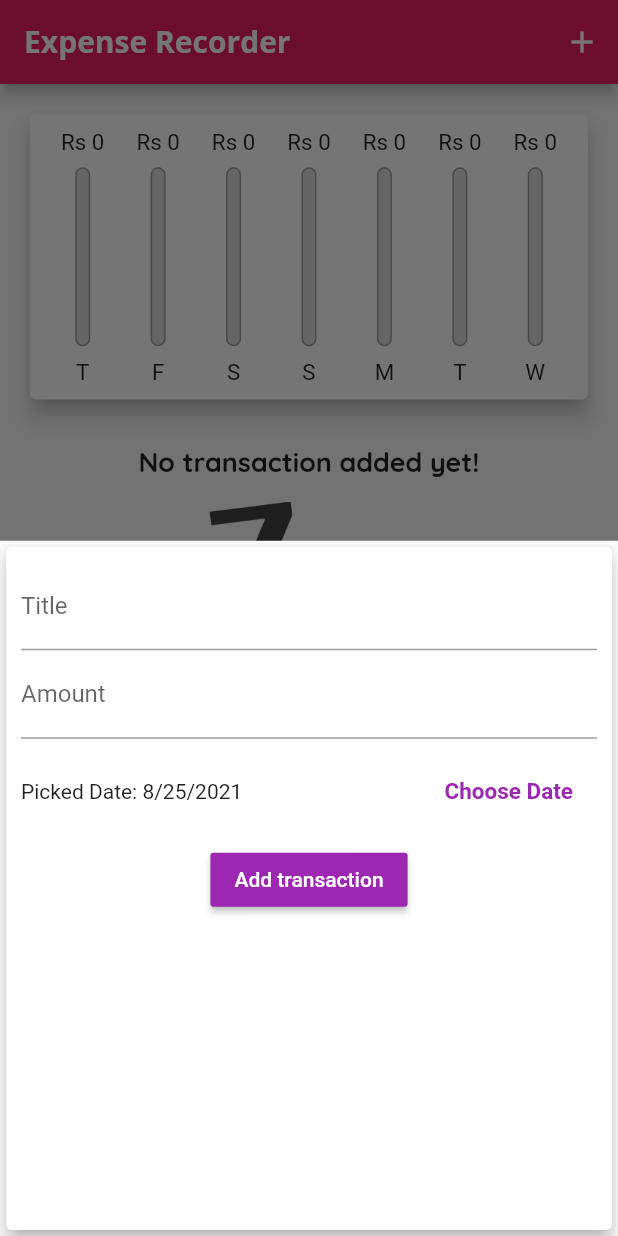
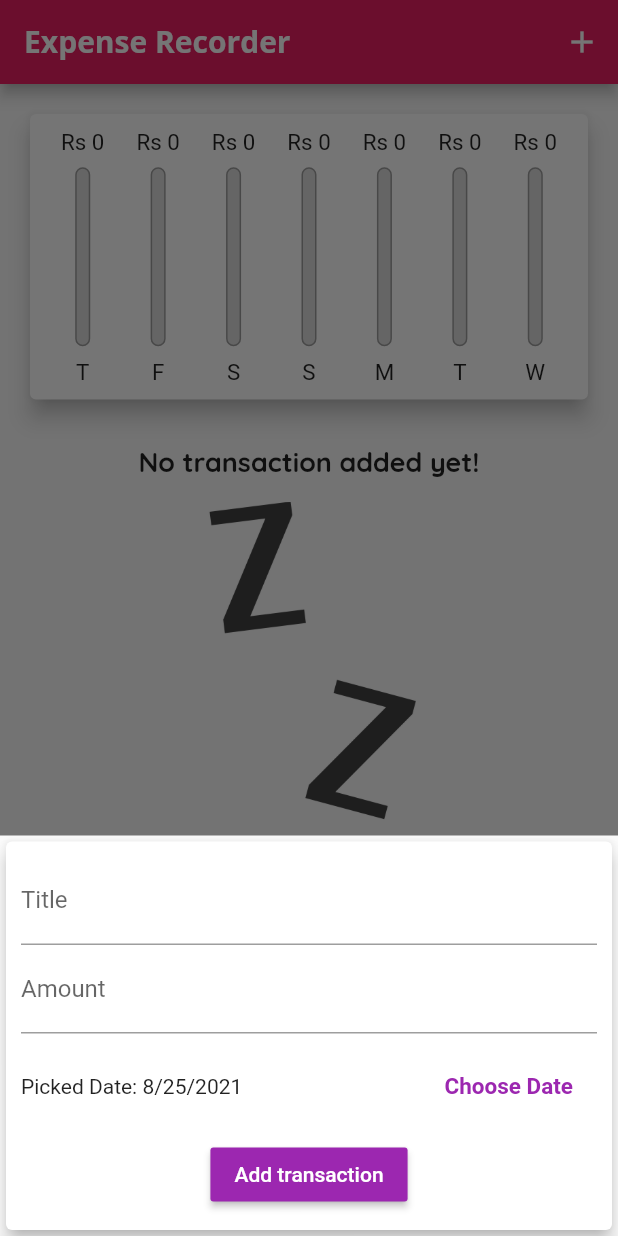
Before and after one commit to Miroj-Chamling/Expense_recorder, a Flutter app: the screen it shows after launch, after a tap on the "add" icon, on a phone screen of 412 x 824 dp. Run offline on Flutter 3.47's test engine with Material 2 defaults, Android fonts, the phone set to English and light mode, and no system bars.

Commit message:
responsive changes

```diff
--- a/lib/widgets/new_transaction.dart
+++ b/lib/widgets/new_transaction.dart
@@ -48,8 +48,14 @@ class _NewTransactionState extends State<NewTransaction> {
   @override
   Widget build(BuildContext context) {
     return Card(
+      child: SingleChildScrollView(
         child: Container(
-        padding: EdgeInsets.all(10),
+          padding: EdgeInsets.only(
+            top: 10,
+            right: 10,
+            left: 10,
+            bottom: MediaQuery.of(context).viewInsets.bottom + 13,
+          ),
           child: Column(
             children: [
               TextField(
@@ -97,6 +103,7 @@ class _NewTransactionState extends State<NewTransaction> {
             ],
           ),
         ),
+      ),
       elevation: 5,
     );
   }
```
Also changed, not shown: lib/widgets/transaction_list.dart (+11 -5 lines). Lines whose indentation alone changed are shown as unchanged.
